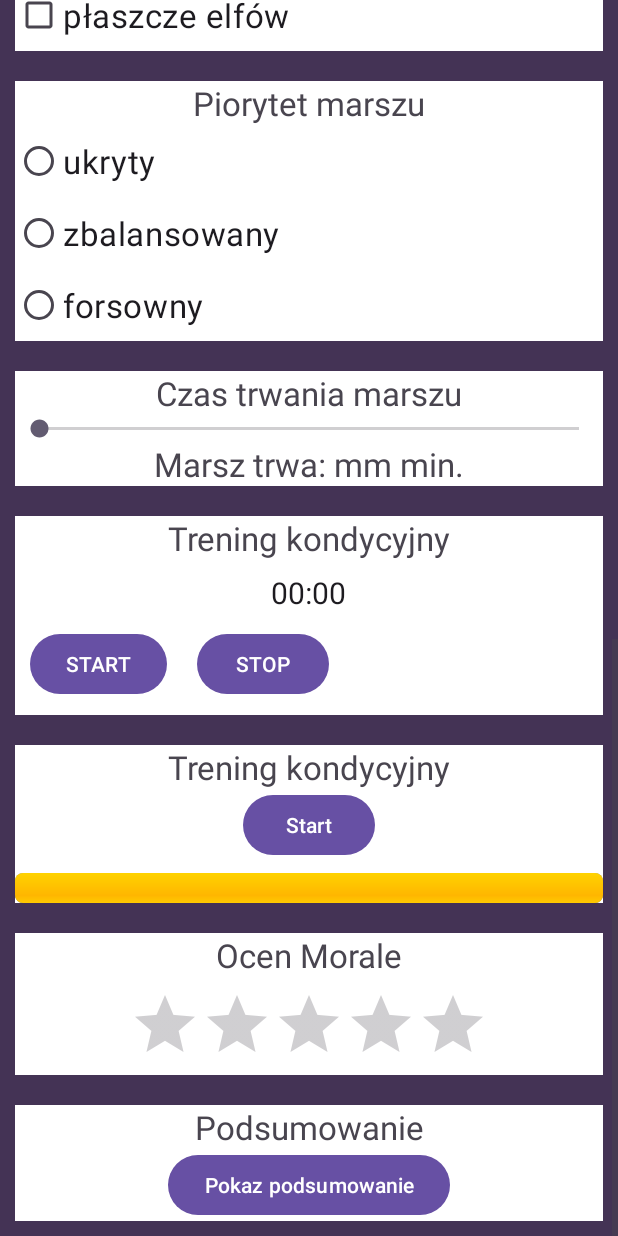
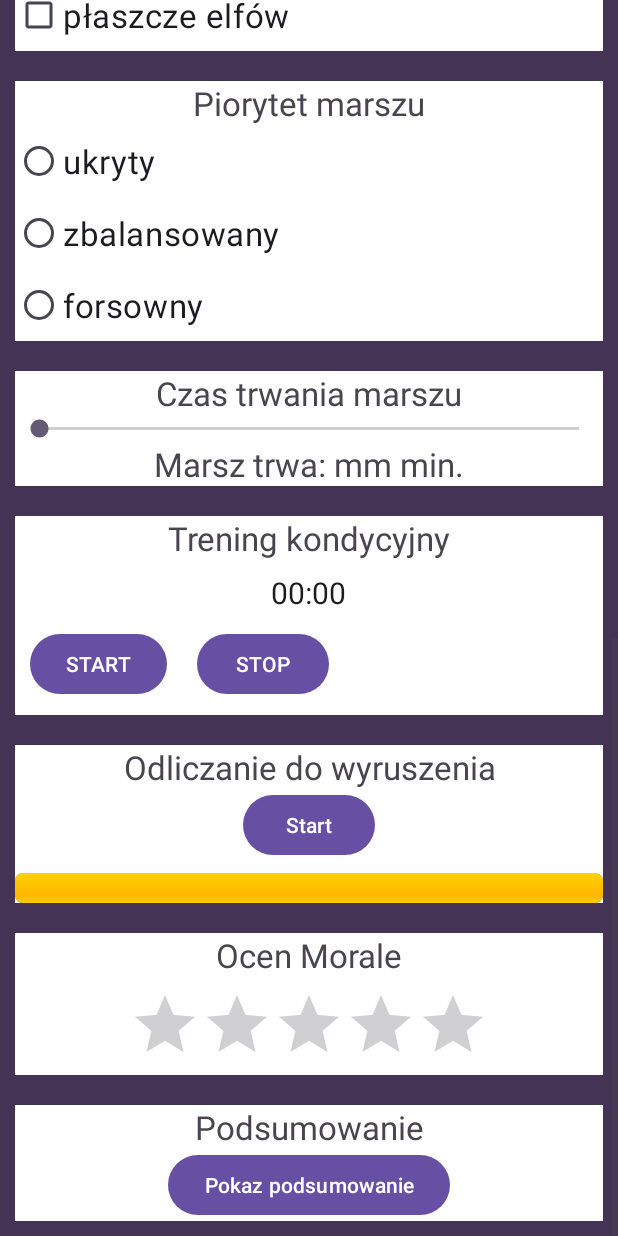
Before and after one commit to fedderli/MobilneWyprawaDoMordoru, an Android app: the screen it shows after launch (MainActivity), scrolled down 882 dp, on a phone screen of 412 x 824 dp. Run offline under Robolectric (Android 15) with nearby library versions, the phone set to English and light mode, and no system bars.

Commit message:
did something

```diff
--- a/app/src/main/java/com/example/travelplaner/MainActivity.kt
+++ b/app/src/main/java/com/example/travelplaner/MainActivity.kt
@@ -1,12 +1,26 @@
 package com.example.travelplaner
 
 import android.os.Bundle
+import android.util.Log
+import android.widget.Button
+import android.widget.EditText
+import android.widget.Spinner
+import android.widget.Switch
+import android.widget.TextView
 import androidx.activity.enableEdgeToEdge
 import androidx.appcompat.app.AppCompatActivity
 import androidx.core.view.ViewCompat
 import androidx.core.view.WindowInsetsCompat
+import java.util.Calendar
+import java.util.logging.Logger
 
 class MainActivity : AppCompatActivity() {
+
+
+
+    var date="dd.mm.rrrr"
+    var time="gg:mm"
+
     override fun onCreate(savedInstanceState: Bundle?) {
         super.onCreate(savedInstanceState)
         enableEdgeToEdge()
@@ -16,5 +30,46 @@ class MainActivity : AppCompatActivity() {
             v.setPadding(systemBars.left, systemBars.top, systemBars.right, systemBars.bottom)
             insets
         }
+
+        val name = findViewById<EditText>(R.id.myName)
+        val raceSpinner: Spinner = findViewById<Spinner>(R.id.RaceSpinner)
+        val race = arrayOf("Krasnolud", "Elf", "Hobbit")
+
+        val showDatePickerButton: Button = findViewById<Button>(R.id.DateButton)
+        showDatePickerButton.setOnClickListener {
+
+            showDatePickerDialog()
+        }
+
+        val showTimePickerButton: Button = findViewById<Button>(R.id.TimeButton)
+        showTimePickerButton.setOnClickListener {
+            showTimePickerDialog()
+        }
+
+
+        val dateAndTime = findViewById<TextView>(R.id.DateAndTimeText)
+
+
+        val elfSwitch = findViewById<Switch>(R.id.ElfSwitch)
     }
+
+
+    private fun showTimePickerDialog() {
+        val calender = Calendar.getInstance()
+        val hour = calender.get(Calendar.HOUR_OF_DAY)
+        val minute = calender.get(Calendar.MINUTE)
+        time = "$hour:$minute"
+    }
+
+    private fun showDatePickerDialog() {
+
+        val calendar = Calendar.getInstance()
+        val year = calendar.get(Calendar.YEAR)
+        val month = calendar.get(Calendar.MONTH)
+        val day = calendar.get(Calendar.DAY_OF_MONTH)
+        date = "$day.$month.$year"
+        Log.i("w", date)
+    }
+
+
 }
--- a/app/src/main/res/layout/activity_main.xml
+++ b/app/src/main/res/layout/activity_main.xml
@@ -29,7 +29,7 @@
                 android:textSize="22sp"/>
 
             <EditText
-                android:id="@+id/Name"
+                android:id="@+id/myName"
                 android:layout_width="match_parent"
                 android:layout_height="wrap_content"
                 android:backgroundTint="@color/white"
@@ -185,6 +185,7 @@
             android:textSize="22sp"/>
 
         <RadioGroup
+            android:id="@+id/priorityMarch"
             android:layout_width="wrap_content"
             android:layout_height="wrap_content">
             <RadioButton
@@ -223,6 +224,7 @@
             android:textSize="22sp"/>
 
         <SeekBar
+            android:id="@+id/timeMarch"
             android:layout_width="match_parent"
             android:layout_height="wrap_content"/>
 
@@ -249,7 +251,7 @@
             android:textSize="22sp"/>
 
         <Chronometer
-            android:id="@+id/chronometer"
+            android:id="@+id/treningTime"
             android:layout_width="wrap_content"
             android:layout_height="wrap_content"
             android:layout_marginTop="8dp"
@@ -288,7 +290,7 @@
         <TextView
             android:layout_width="match_parent"
             android:layout_height="wrap_content"
-            android:text="Trening kondycyjny"
+            android:text="Odliczanie do wyruszenia"
             android:textAlignment="center"
             android:textSize="22sp"/>
 
@@ -300,7 +302,7 @@
             android:text="Start" />
 
         <ProgressBar
-            android:id="@+id/progressBar"
+            android:id="@+id/countdownDeparture"
             style="@android:style/Widget.ProgressBar.Horizontal"
             android:layout_width="match_parent"
             android:layout_height="wrap_content"
@@ -323,7 +325,7 @@
             android:textAlignment="center"
             android:textSize="22sp"/>
         <RatingBar
-            android:id="@+id/ratingBar"
+            android:id="@+id/teamMorale"
             android:layout_width="wrap_content"
             android:layout_height="wrap_content"
             android:layout_gravity="center"
@@ -348,6 +350,7 @@
                 android:textSize="22sp"/>
 
             <Button
+                android:id="@+id/summaryButton"
                 android:layout_width="wrap_content"
                 android:layout_height="wrap_content"
                 android:layout_gravity="center"
```
